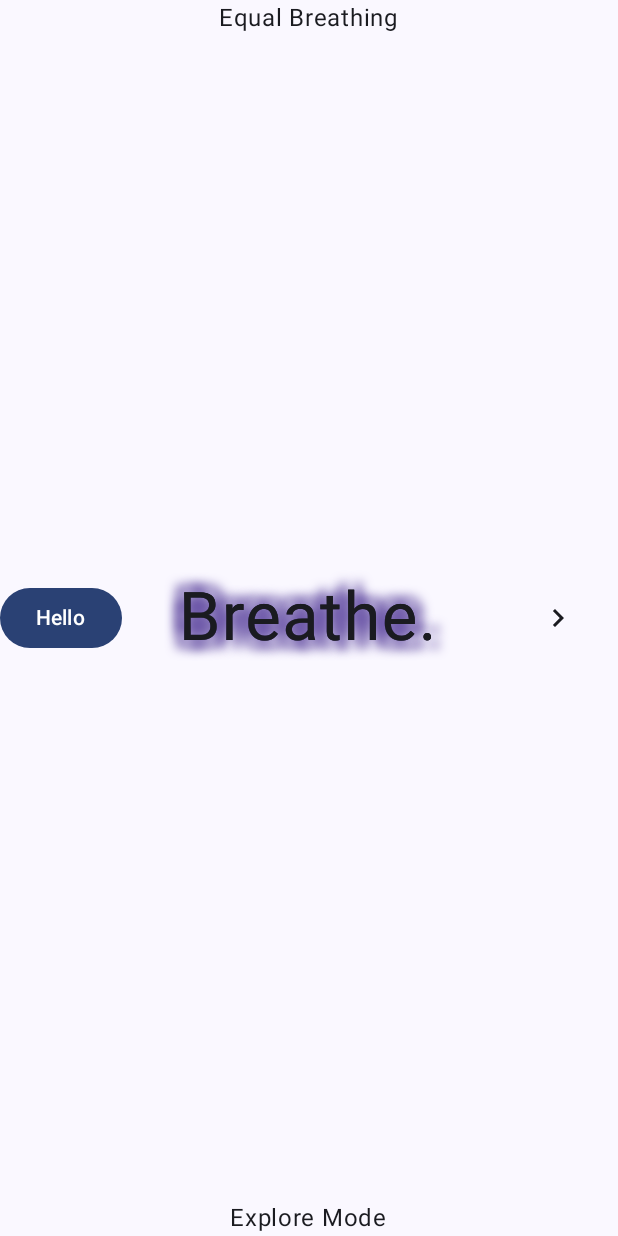
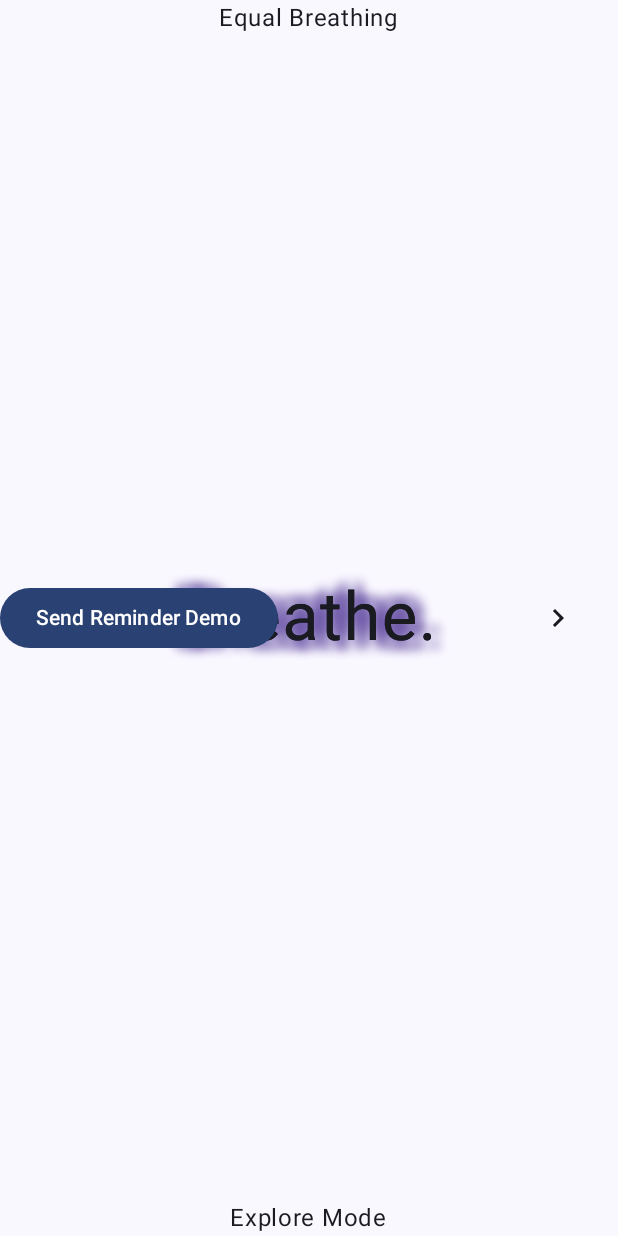
Before and after one commit to engineeredtoimperfection/breathe, an Android app built with Jetpack Compose: the screen it shows after launch (MainActivity), after a tap on "Breathe.", on a phone screen of 412 x 824 dp. Run offline under Robolectric (Android 15) with nearby library versions, the phone set to English and light mode, and no system bars; 3 statements that could not run were skipped.

Commit message:
Change notification button text for clarity

```diff
--- a/app/src/main/java/com/github/engineeredtoimperfection/breathe/MainActivity.kt
+++ b/app/src/main/java/com/github/engineeredtoimperfection/breathe/MainActivity.kt
@@ -155,7 +155,7 @@ class MainActivity : ComponentActivity() {
                             )
 
                             Button(onClick = { sendReminderNotification(this@MainActivity) }) {
-                                Text("Hello")
+                                Text("Send Reminder Demo")
                             }
                         }
                     }
```
